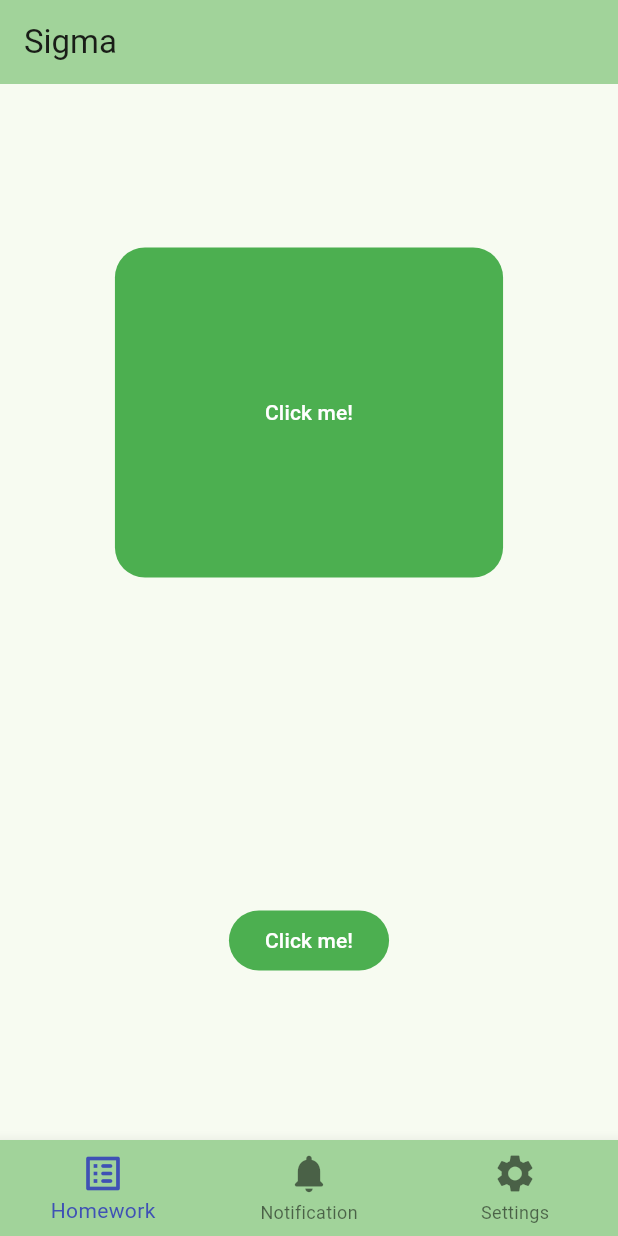
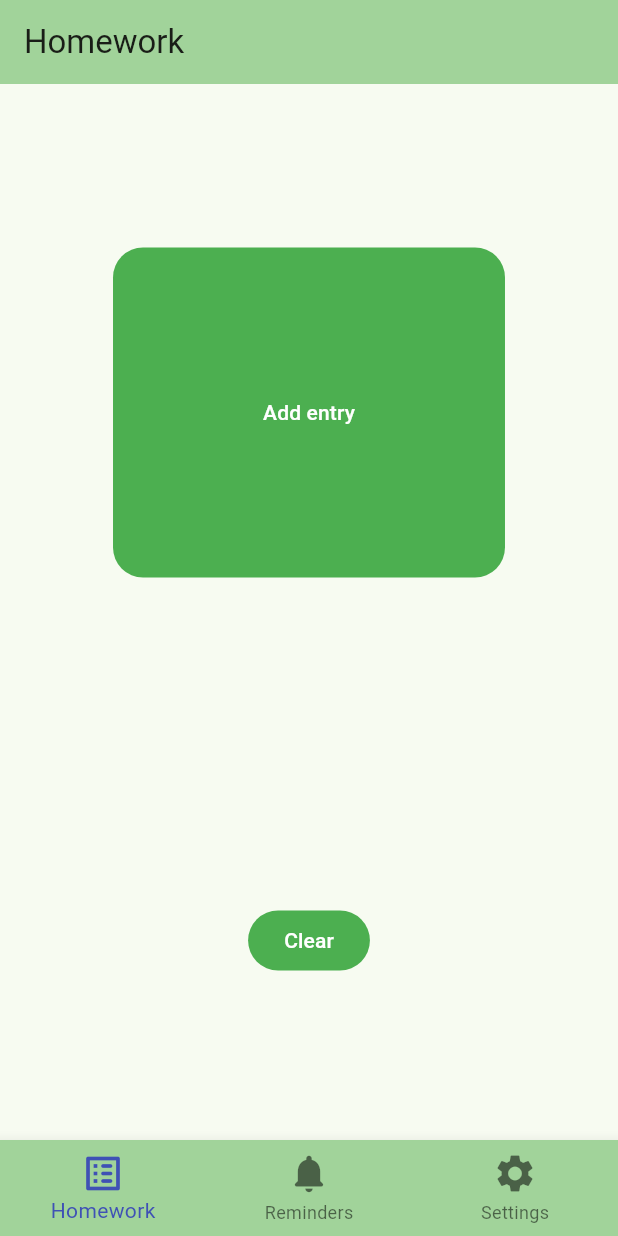
Before and after one commit to iamagoodperson-yay/remindo_v2, a Flutter app: the screen it shows after launch, on a phone screen of 412 x 824 dp. Run offline on Flutter 3.47's test engine with Material 3 defaults, Android fonts, the phone set to English and light mode, and no system bars.

Commit message:
made some changes here and there

```diff
--- a/lib/main.dart
+++ b/lib/main.dart
@@ -1,8 +1,8 @@
 // hi ted ~ jaron
 import 'package:flutter/material.dart';
-import 'package:remindo_v2/homework_view.dart';
-import 'package:remindo_v2/notifications_view.dart';
-import 'package:remindo_v2/settings_view.dart';
+import 'package:remindo_v2/views/homework_view.dart';
+import 'package:remindo_v2/views/notifications_view.dart';
+import 'package:remindo_v2/views/settings_view.dart';
 
 
 void main() {
@@ -48,12 +48,15 @@ class _MyScaffoldState extends State<MyScaffold> {
       currentIndex = index;
     });
   }
+  Text _returnAppBarName() {
+    return currentIndex == 0 ? const Text("Homework") : currentIndex == 1 ? const Text("Reminders") : currentIndex == 2 ? const Text("Settings") : const Text("Placeholder");
+  }
 
   @override
   Widget build(BuildContext context) {
     return Scaffold(
       appBar: AppBar(
-        title: const Text("Sigma"),
+        title: _returnAppBarName(),
         backgroundColor: Theme.of(context).colorScheme.inversePrimary,
       ),
       body: IndexedStack(
@@ -70,7 +73,7 @@ class _MyScaffoldState extends State<MyScaffold> {
           BottomNavigationBarItem(
               icon: Icon(Icons.list_alt_rounded), label: "Homework"),
           BottomNavigationBarItem(
-              icon: Icon(Icons.notifications_rounded), label: "Notification"),
+              icon: Icon(Icons.notifications_rounded), label: "Reminders"),
           BottomNavigationBarItem(
               icon: Icon(Icons.settings), label: "Settings"),
         ],
--- a/lib/homework_view.dart
+++ b/lib/views/homework_view.dart
@@ -8,7 +8,8 @@ class HomeworkView extends StatefulWidget {
 }
 
 class _HomeworkViewState extends State<HomeworkView> {
-  void _button() {}
+  void _adObj() {}
+  void _clear() {}
 
   @override
   Widget build(BuildContext context) {
@@ -17,18 +18,18 @@ class _HomeworkViewState extends State<HomeworkView> {
       crossAxisAlignment: CrossAxisAlignment.center,
       children: [
         FilledButton(
-          onPressed: _button,
+          onPressed: _adObj,
           style: FilledButton.styleFrom(
             shape: RoundedRectangleBorder(
               borderRadius: BorderRadius.circular(20),
             ),
             padding: const EdgeInsets.all(100),
           ),
-          child: const Text("Click me!"),
+          child: const Text("Add entry"),
         ),
         FilledButton(
-          onPressed: _button,
-          child: const Text("Click me!"),
+          onPressed: _clear,
+          child: const Text("Clear"),
         ),
       ],
     );
```
Also changed, not shown: lib/views/notifications_view.dart (renamed from lib/notifications_view.dart), lib/views/settings_view.dart (renamed from lib/settings_view.dart), 1 other file.
